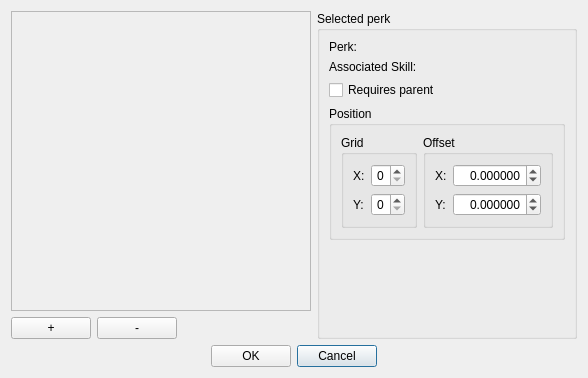
Qt form native/src/DovahKit/ui/form_windows/actor_value_info/FormSubdialogActorValueInfoPerkTree.ui (DavidJCobb/DovahKit) before a commit.
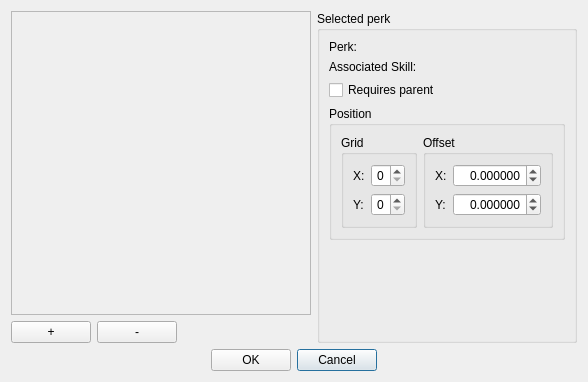
The same form after that commit. Custom widgets are drawn as their Qt base class.

Commit message: Actor Value and Perk tree editing

The edit to the form file:
```diff
--- a/native/src/DovahKit/ui/form_windows/actor_value_info/FormSubdialogActorValueInfoPerkTree.ui
+++ b/native/src/DovahKit/ui/form_windows/actor_value_info/FormSubdialogActorValueInfoPerkTree.ui
@@ -2,6 +2,14 @@
 <ui version="4.0">
  <class>FormSubdialogActorValueInfoPerkTree</class>
  <widget class="QDialog" name="FormSubdialogActorValueInfoPerkTree">
+  <property name="geometry">
+   <rect>
+    <x>0</x>
+    <y>0</y>
+    <width>548</width>
+    <height>382</height>
+   </rect>
+  </property>
   <property name="windowTitle">
    <string>Perk Tree</string>
   </property>
```
Left out of the diff: 14 changed lines with no effect on the pictures. The commit also changes 5 other files.
